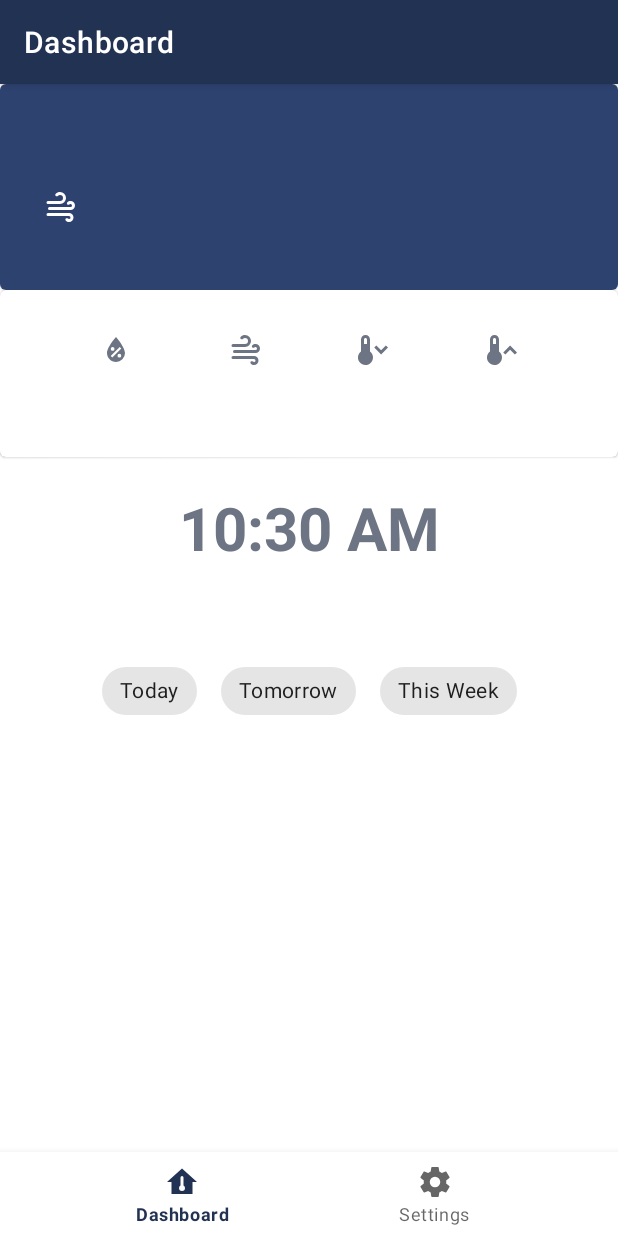
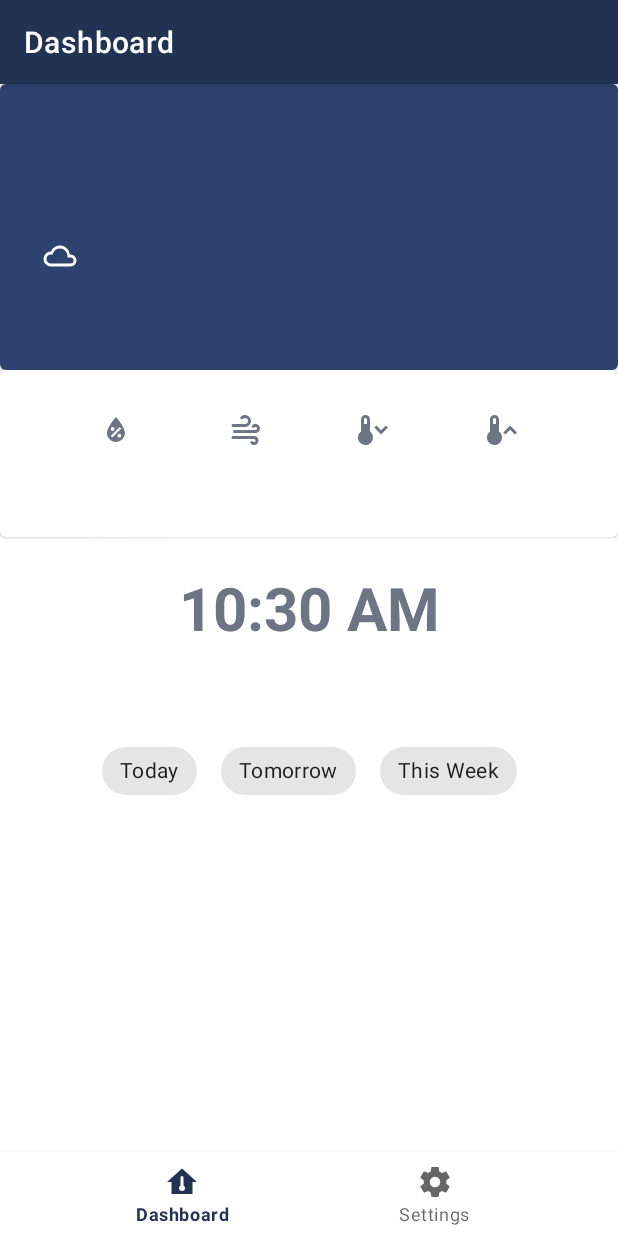
Before and after one commit to thilahavanan/openweatherapp, an Android app: the screen it shows after launch (MainActivity), on a phone screen of 412 x 824 dp. Run offline under Robolectric (Android 15) with nearby library versions, the light colour scheme and no system bars; our stand-ins replace Timber, data binding, navigation-ui; 7 statements that could not run were skipped.

Commit message:
Added current weather describtion and minor UI correction in dashboard

```diff
--- a/app/src/main/res/layout/dashboard_fragment.xml
+++ b/app/src/main/res/layout/dashboard_fragment.xml
@@ -1,5 +1,6 @@
 <?xml version="1.0" encoding="utf-8"?>
 <layout xmlns:android="http://schemas.android.com/apk/res/android"
+    xmlns:tools="http://schemas.android.com/tools"
     xmlns:app="http://schemas.android.com/apk/res-auto">
 
     <data>
@@ -50,8 +51,10 @@
                     <com.google.android.material.textview.MaterialTextView
                         android:layout_width="wrap_content"
                         android:layout_height="wrap_content"
-                        android:drawableStart="@drawable/ic_wind"
-                        android:padding="@dimen/spaceSm"
+                        android:id="@+id/currentTemprature"
+                        android:drawableStart="@drawable/ic_weather_cloudy"
+                        android:paddingStart="@dimen/spaceSm"
+                        android:paddingTop="@dimen/spaceSm"
                         android:text="@{viewModel.currentWeatherDetailsLD.mainModel.temp}"
                         android:textColor="@color/white"
                         android:textSize="@dimen/text_size_Xxxl"
@@ -59,7 +62,22 @@
                         app:drawableTint="@color/white"
                         app:layout_constraintBottom_toBottomOf="parent"
                         app:layout_constraintStart_toStartOf="parent"
+                        tools:text="23"
                         app:layout_constraintTop_toBottomOf="@+id/cityLabel" />
+
+                    <com.google.android.material.textview.MaterialTextView
+                        android:layout_width="wrap_content"
+                        android:layout_height="wrap_content"
+                        android:paddingStart="@dimen/spaceMd"
+                        android:paddingBottom="@dimen/spaceMd"
+                        android:text="@{viewModel.currentWeatherDetailsLD.getTodayWeatherCondition()}"
+                        android:textColor="@color/white"
+                        android:textSize="@dimen/text_size_sm"
+                        app:drawableTint="@color/list_font_white"
+                        app:layout_constraintBottom_toBottomOf="parent"
+                        app:layout_constraintStart_toStartOf="parent"
+                        app:layout_constraintTop_toBottomOf="@+id/currentTemprature"
+                        tools:text="Clouds" />
                 </androidx.constraintlayout.widget.ConstraintLayout>
             </com.google.android.material.card.MaterialCardView>
 
--- a/app/src/main/res/layout/segmented_forcast_weather_item.xml
+++ b/app/src/main/res/layout/segmented_forcast_weather_item.xml
@@ -42,6 +42,7 @@
                         android:text="@{forcastModel.dateTime}"
                         android:textColor="@color/white"
                         android:textSize="@dimen/text_size_sm"
+                        android:textStyle="bold"
                         app:layout_constraintEnd_toEndOf="parent"
                         app:layout_constraintStart_toStartOf="parent"
                         app:layout_constraintTop_toTopOf="parent" />
@@ -62,7 +63,7 @@
                         android:layout_height="wrap_content"
                         android:padding="@dimen/spaceSm"
                         android:text="@{forcastModel.getTemprature()}"
-                        android:textColor="@color/white"
+                        android:textColor="@color/list_font_white"
                         android:textSize="@dimen/text_size_sm"
                         app:layout_constraintEnd_toEndOf="parent"
                         app:layout_constraintStart_toStartOf="parent"
--- a/network/src/main/java/com/mobiquity/test/network/dashboard/models/CurrentWeatherModel.kt
+++ b/network/src/main/java/com/mobiquity/test/network/dashboard/models/CurrentWeatherModel.kt
@@ -28,4 +28,6 @@ class CurrentWeatherModel(
         weatherModel = weather?.map { WeatherModel(it) },
         cityName = name
     )
+
+    fun getTodayWeatherCondition(): String = weatherModel?.first()?.description ?: ""
 }
```
